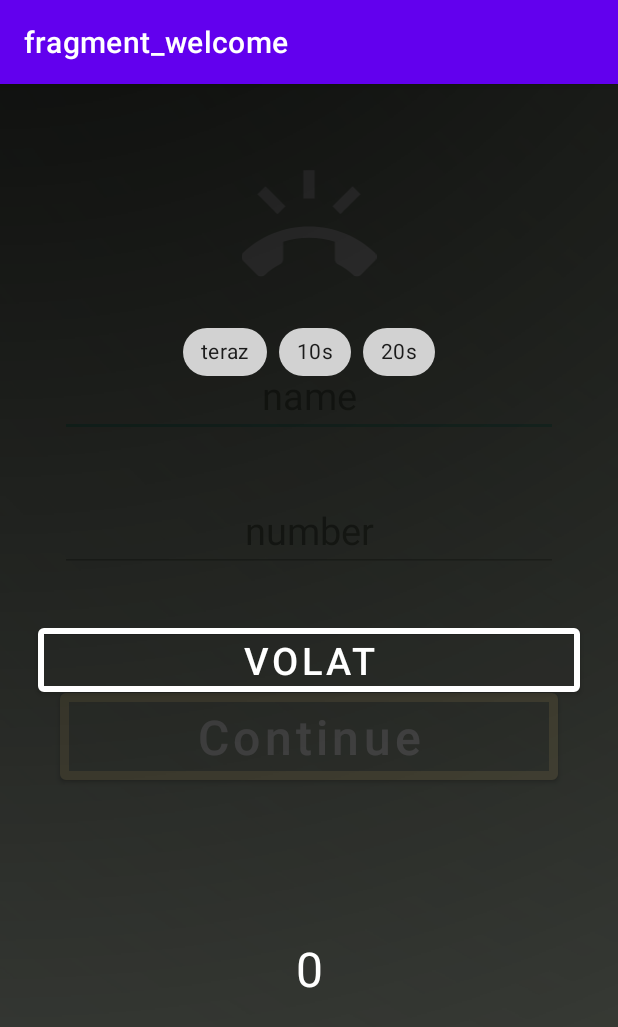
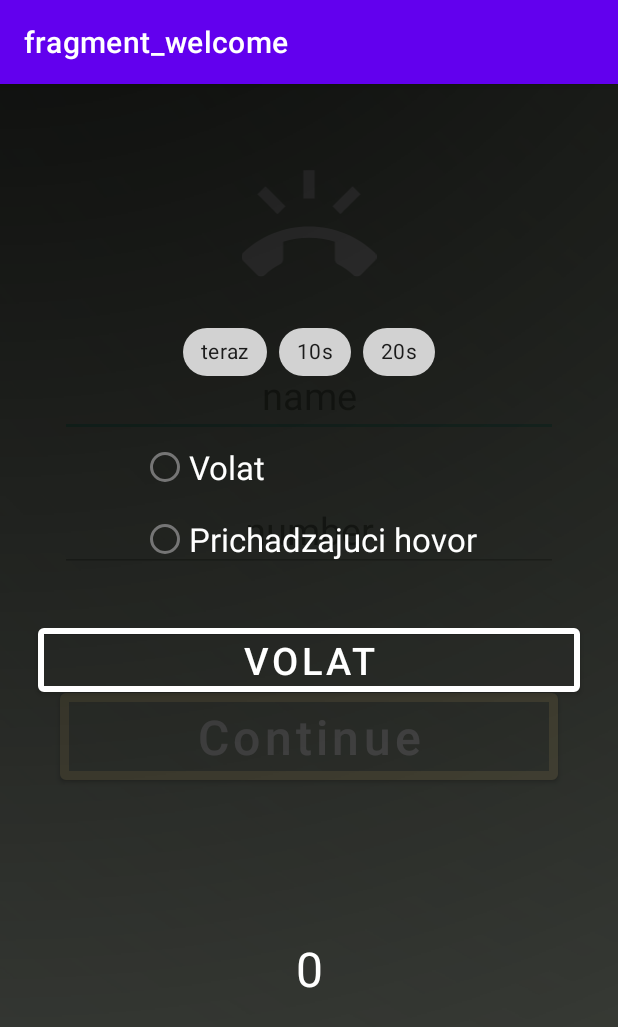
Before and after one commit to martinUhrina/Fake_call, an Android app: the fragment TimerFragment placed in its activity, after a tap on "VOLAT", on a phone screen of 412 x 824 dp. Shown: the top 1027 px of the screen. Run offline under Robolectric (Android 15) with nearby library versions, the light colour scheme and no system bars; our stand-ins replace data binding, navigation-ui; 3 statements that could not run were skipped.

Commit message:
pridanie volby volat alebo prijat hovor, a permission

```diff
--- a/app/src/main/AndroidManifest.xml
+++ b/app/src/main/AndroidManifest.xml
@@ -2,6 +2,7 @@
 <manifest xmlns:android="http://schemas.android.com/apk/res/android"
     package="com.example.fake_call">
     <uses-permission android:name="android.permission.CALL_PHONE"></uses-permission>
+    <uses-permission android:name="android.permission.MANAGE_OWN_CALLS"></uses-permission>
     <application
         android:allowBackup="true"
         android:icon="@mipmap/ic_launcher"
--- a/app/src/main/java/com/example/fake_call/TimerFragment.kt
+++ b/app/src/main/java/com/example/fake_call/TimerFragment.kt
@@ -3,21 +3,18 @@ package com.example.fake_call
 import android.Manifest
 import android.content.Intent
 import android.content.pm.PackageManager
-import android.database.DatabaseUtils
 import android.net.Uri
 import android.os.Bundle
 import android.os.CountDownTimer
-import androidx.fragment.app.Fragment
 import android.view.LayoutInflater
 import android.view.View
 import android.view.ViewGroup
 import androidx.core.app.ActivityCompat
-import androidx.core.view.isVisible
 import androidx.databinding.DataBindingUtil
-import androidx.navigation.findNavController
+import androidx.fragment.app.Fragment
 import androidx.navigation.fragment.NavHostFragment.findNavController
 import com.example.fake_call.databinding.FragmentTimerBinding
-import kotlin.concurrent.timer
+
 
 // TODO: Rename parameter arguments, choose names that match
 // the fragment initialization parameters, e.g. ARG_ITEM_NUMBER
@@ -61,6 +58,7 @@ class TimerFragment : Fragment() {
 
         binding.btnTimerFragment.setOnClickListener {
             //timer
+            val function = binding.idFunction.checkedRadioButtonId
             var timerID = binding.idChipGroup.checkedChipId
             var timer: Long = 1
             when(timerID){
@@ -72,15 +70,27 @@ class TimerFragment : Fragment() {
             startTimer(longTimer = timer,binding,telNumber)
             //star call
 
-                if (ActivityCompat.checkSelfPermission(requireContext(), Manifest.permission.CALL_PHONE) != PackageManager.PERMISSION_GRANTED) {
+                if (ActivityCompat.checkSelfPermission(requireContext(), Manifest.permission.CALL_PHONE) != PackageManager.PERMISSION_GRANTED)
+                {
                     ActivityCompat.requestPermissions(requireActivity(), arrayOf(Manifest.permission.CALL_PHONE), REQUEST_PHONE_CALL)
-                } else {
-           /*         startCall()
+                }
+                else {
+             /*       if(function == binding.idCalling.id) {
+
+                    startCall(telNumber)
+                    }
+                    else{
+                        startIncomingCall()
+                    }
                     goBack()
-             */   }
+              */}
 
         }
         return binding.root
+    }
+
+    private fun startIncomingCall() {
+
     }
 
     private fun startTimer(longTimer: Long, binding:FragmentTimerBinding, number:String) {
@@ -93,10 +103,18 @@ class TimerFragment : Fragment() {
                 binding.idCountDown.text = (millisUntilFinished/1000).toString()
             }
 
+            val function = binding.idFunction.checkedRadioButtonId
             override fun onFinish() {
-                ActivityCompat.requestPermissions(requireActivity(), arrayOf(Manifest.permission.CALL_PHONE), REQUEST_PHONE_CALL)
-                startCall(number)
-                goBack()
+                if (function == binding.idCalling.id) {
+                    ActivityCompat.requestPermissions(requireActivity(), arrayOf(Manifest.permission.CALL_PHONE), REQUEST_PHONE_CALL)
+                    startCall(number)
+                    goBack()
+                }
+                else
+                {
+                    startIncomingCall()
+                    goBack()
+                }
             }
         }
         cTimer.start()
@@ -121,6 +139,7 @@ class TimerFragment : Fragment() {
         super.onRequestPermissionsResult(requestCode, permissions, grantResults)
     //    if(requestCode == REQUEST_PHONE_CALL) startCall()
     }
+
 
 
 
--- a/app/src/main/res/layout/fragment_timer.xml
+++ b/app/src/main/res/layout/fragment_timer.xml
@@ -14,18 +14,18 @@
 
         <Button
             android:id="@+id/btnTimerFragment"
+            style="@style/btnStyle"
             android:layout_width="match_parent"
             android:layout_height="wrap_content"
             android:layout_margin="25dp"
             android:text="Volat"
             android:textSize="25dp"
-            style="@style/btnStyle"
-            app:strokeColor="@color/white"
-            app:strokeWidth="4dp"
             app:layout_constraintBottom_toBottomOf="parent"
             app:layout_constraintEnd_toEndOf="parent"
             app:layout_constraintStart_toStartOf="parent"
-            app:layout_constraintTop_toTopOf="parent"></Button>
+            app:layout_constraintTop_toTopOf="@+id/imageView"
+            app:strokeColor="@color/white"
+            app:strokeWidth="4dp"></Button>
 
         <ImageView
             android:id="@+id/imageView"
@@ -40,34 +40,32 @@
             android:layout_height="wrap_content"
             android:layout_margin="22dp"
             android:scrollbarSize="4sp"
-            app:singleSelection="true"
             app:layout_constraintBottom_toTopOf="@+id/btnTimerFragment"
             app:layout_constraintEnd_toEndOf="parent"
             app:layout_constraintStart_toStartOf="parent"
-            app:layout_constraintTop_toTopOf="parent">
+            app:layout_constraintTop_toTopOf="parent"
+            app:singleSelection="true">
 
             <com.google.android.material.chip.Chip
                 android:id="@+id/idteraz"
+                style="@style/CustomChipStyle"
                 android:layout_width="wrap_content"
-                style="@style/CustomChipStyle"
                 android:layout_height="wrap_content"
                 android:text="teraz" />
 
             <com.google.android.material.chip.Chip
                 android:id="@+id/id10"
+                style="@style/CustomChipStyle"
                 android:layout_width="wrap_content"
                 android:layout_height="wrap_content"
-                style="@style/CustomChipStyle"
-                android:text="10s"
-                />
+                android:text="10s" />
 
             <com.google.android.material.chip.Chip
                 android:id="@+id/id20"
+                style="@style/CustomChipStyle"
                 android:layout_width="wrap_content"
                 android:layout_height="wrap_content"
-                style="@style/CustomChipStyle"
-                android:text="20s"
-                />
+                android:text="20s" />
         </com.google.android.material.chip.ChipGroup>
 
         <TextView
@@ -83,5 +81,29 @@
             app:layout_constraintStart_toStartOf="parent"
             app:layout_constraintTop_toBottomOf="@+id/btnTimerFragment" />
 
+        <RadioGroup
+            android:id="@+id/idFunction"
+            android:layout_width="wrap_content"
+            android:layout_height="wrap_content"
+            app:layout_constraintBottom_toTopOf="@+id/btnTimerFragment"
+            app:layout_constraintEnd_toEndOf="parent"
+            app:layout_constraintStart_toStartOf="parent"
+            app:layout_constraintTop_toBottomOf="@+id/idChipGroup">
+
+            <RadioButton
+                android:id="@+id/idCalling"
+                style="@style/styleradiobutton"
+                android:layout_width="match_parent"
+                android:layout_height="wrap_content"
+                android:text="Volat" />
+
+            <RadioButton
+                android:id="@+id/idIncomingCall"
+                android:layout_width="match_parent"
+                android:layout_height="wrap_content"
+                android:text="Prichadzajuci hovor"
+                style="@style/styleradiobutton" />
+        </RadioGroup>
+
     </androidx.constraintlayout.widget.ConstraintLayout>
 </layout>
--- a/app/src/main/res/values/styles.xml
+++ b/app/src/main/res/values/styles.xml
@@ -15,4 +15,10 @@
         <item name="chipBackgroundColor">@color/chip_background_color</item>
 
     </style>
+
+    <style name="styleradiobutton">
+        <item name="android:fontFamily">sans-serif</item>
+        <item name="android:textColor">@color/biela</item>
+        <item name="android:textSize">22sp</item>
+    </style>
 </resources>
```
